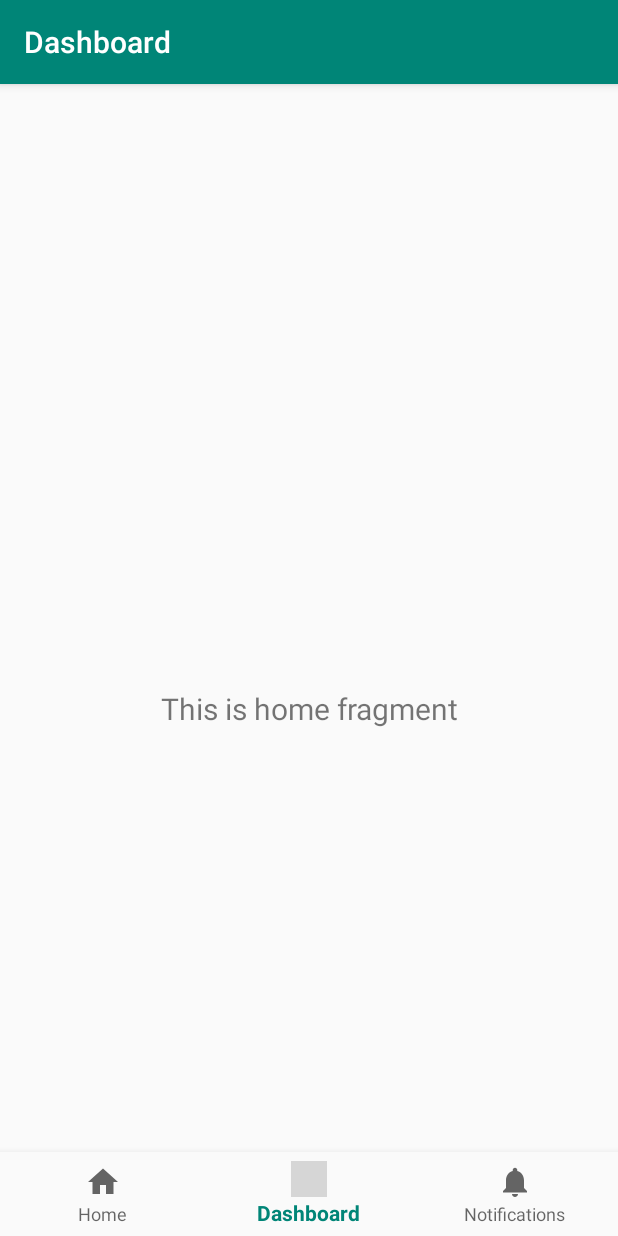
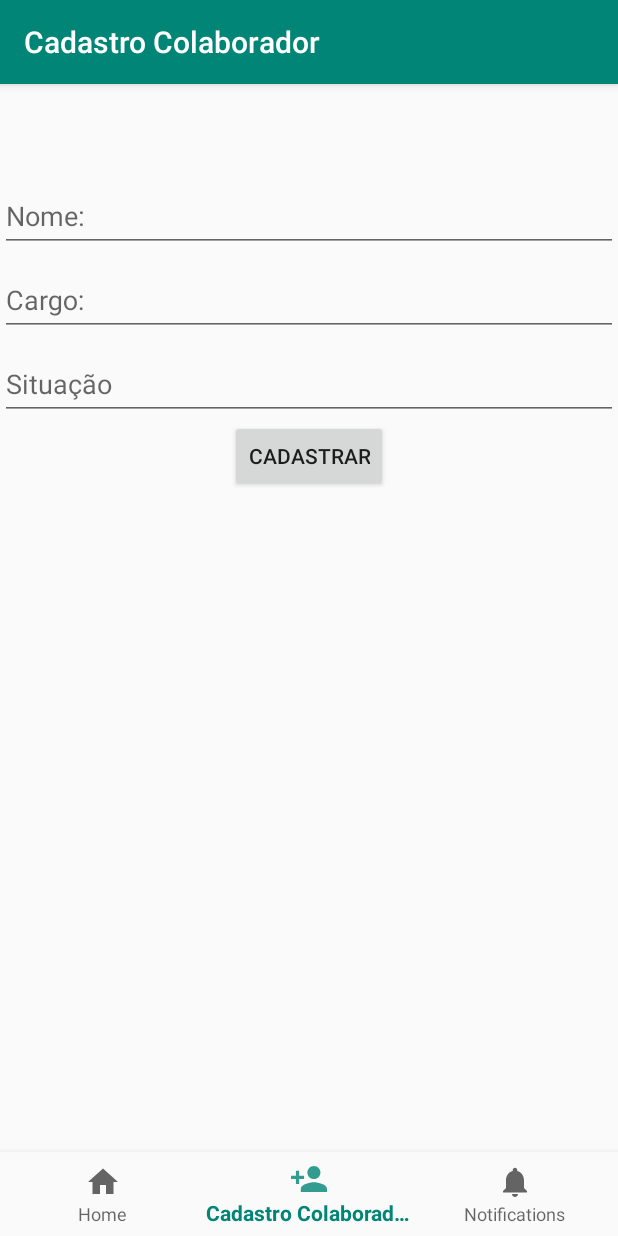
Before and after one commit to Daniel-Vitor-Alves-Freire/Aula_Configuracao_Conexao_Externa, an Android app: the MenuActivity screen opened directly, with no data from a screen before it, item 2 of the bottom bar chosen, on a phone screen of 412 x 824 dp. Run offline under Robolectric (Android 15) with nearby library versions, the phone set to English and light mode, and no system bars; our stand-ins replace navigation-ui; grey boxes are pictures that could not be loaded.

Commit message:
Alterada a tela de cadastro do Colaborador e inserção no banco de dados externo (SQL Server)

```diff
--- a/app/build.gradle
+++ b/app/build.gradle
@@ -28,6 +28,7 @@ dependencies {
     implementation 'androidx.navigation:navigation-fragment:2.2.2'
     implementation 'androidx.navigation:navigation-ui:2.2.2'
     implementation 'androidx.lifecycle:lifecycle-extensions:2.2.0'
+    implementation 'androidx.legacy:legacy-support-v4:1.0.0'
     testImplementation 'junit:junit:4.12'
     androidTestImplementation 'androidx.test.ext:junit:1.1.0'
     androidTestImplementation 'androidx.test.espresso:espresso-core:3.1.1'
--- /dev/null
+++ b/app/src/main/java/br/com/domtecpro/aula_configuracao_conexao_externa/CadastroFragment.java
@@ -0,0 +1,85 @@
+package br.com.domtecpro.aula_configuracao_conexao_externa;
+
+import androidx.appcompat.widget.AppCompatButton;
+import androidx.appcompat.widget.AppCompatEditText;
+import androidx.lifecycle.Observer;
+import androidx.lifecycle.ViewModelProvider;
+import androidx.lifecycle.ViewModelProviders;
+
+import android.app.Activity;
+import android.os.Bundle;
+
+import androidx.annotation.NonNull;
+import androidx.annotation.Nullable;
+import androidx.fragment.app.Fragment;
+
+import android.view.LayoutInflater;
+import android.view.View;
+import android.view.ViewGroup;
+import android.view.inputmethod.InputMethodManager;
+
+import com.google.android.material.snackbar.Snackbar;
+
+public class CadastroFragment extends Fragment {
+
+    private CadastroViewModel mViewModel;
+    private AppCompatEditText edtNome;
+    private AppCompatEditText edtCargo;
+    private AppCompatEditText edtSituacao;
+    private AppCompatButton botaoCadastrar;
+
+    public static CadastroFragment newInstance() {
+        return new CadastroFragment();
+    }
+
+    @Override
+    public View onCreateView(@NonNull LayoutInflater inflater, @Nullable ViewGroup container,
+                             @Nullable Bundle savedInstanceState) {
+        final View view = inflater.inflate(R.layout.cadastro_fragment, container, false);
+
+        edtNome = view.findViewById(R.id.txt_nome);
+        edtCargo = view.findViewById(R.id.txt_cargo);
+        edtSituacao = view.findViewById(R.id.txt_situacao);
+        botaoCadastrar = view.findViewById(R.id.botao_cadastro);
+
+        botaoCadastrar.setOnClickListener(new View.OnClickListener() {
+            @Override
+            public void onClick(View v) {
+                // Objeto de manipulação do teclado virtual
+                InputMethodManager imm = (InputMethodManager) getContext()
+                .getSystemService(Activity.INPUT_METHOD_SERVICE);
+
+                imm.hideSoftInputFromWindow(view.getWindowToken(), 0);
+
+                // Chamar o método de inserção
+                Colaborador colab = new Colaborador(
+                        edtNome.getText().toString(),
+                        edtCargo.getText().toString(),
+                        Integer.parseInt(edtSituacao.getText().toString())
+                );
+
+                int res = ColaboradorDao.inserirColaborador(colab, getContext());
+                if(res<=0){
+                    Snackbar.make(view, "Inserção não realizada!",
+                            Snackbar.LENGTH_LONG).show();
+                }else{
+                    Snackbar.make(view, "Colaborador Inserido com " +
+                                    "Sucesso!",
+                            Snackbar.LENGTH_LONG).show();
+                }
+            }
+        });
+
+        return view;
+    }
+
+    @Override
+    public void onActivityCreated(@Nullable Bundle savedInstanceState) {
+        super.onActivityCreated(savedInstanceState);
+        mViewModel = new ViewModelProvider(this).get(CadastroViewModel.class);
+        // TODO: Use the ViewModel
+
+
+    }
+
+}
--- /dev/null
+++ b/app/src/main/java/br/com/domtecpro/aula_configuracao_conexao_externa/CadastroViewModel.java
@@ -0,0 +1,20 @@
+package br.com.domtecpro.aula_configuracao_conexao_externa;
+
+import android.app.Application;
+
+import androidx.annotation.NonNull;
+import androidx.lifecycle.AndroidViewModel;
+import androidx.lifecycle.LiveData;
+import androidx.lifecycle.MutableLiveData;
+import androidx.lifecycle.ViewModel;
+
+public class CadastroViewModel extends AndroidViewModel {
+    // TODO: Implement the ViewModel
+
+
+    public CadastroViewModel(@NonNull Application application) {
+        super(application);
+
+    }
+
+}
--- a/app/src/main/java/br/com/domtecpro/aula_configuracao_conexao_externa/MenuActivity.java
+++ b/app/src/main/java/br/com/domtecpro/aula_configuracao_conexao_externa/MenuActivity.java
@@ -20,7 +20,7 @@ public class MenuActivity extends AppCompatActivity {
         // Passing each menu ID as a set of Ids because each
         // menu should be considered as top level destinations.
         AppBarConfiguration appBarConfiguration = new AppBarConfiguration.Builder(
-                R.id.navigation_home, R.id.navigation_dashboard, R.id.navigation_notifications)
+                R.id.navigation_home, R.id.navigation_cadastro, R.id.navigation_notifications)
                 .build();
         NavController navController = Navigation.findNavController(this, R.id.nav_host_fragment);
         NavigationUI.setupActionBarWithNavController(this, navController, appBarConfiguration);
--- /dev/null
+++ b/app/src/main/res/drawable-anydpi/ic_action_cadastro.xml
@@ -0,0 +1,16 @@
+<vector xmlns:android="http://schemas.android.com/apk/res/android"
+    android:width="24dp"
+    android:height="24dp"
+    android:viewportWidth="24"
+    android:viewportHeight="24"
+    android:tint="#0B0AFF"
+    android:alpha="0.8">
+  <group android:scaleX="1.0909091"
+      android:scaleY="1.0909091"
+      android:translateX="-1.0909091"
+      android:translateY="-1.0909091">
+    <path
+        android:fillColor="@android:color/white"
+        android:pathData="M15,12c2.21,0 4,-1.79 4,-4s-1.79,-4 -4,-4 -4,1.79 -4,4 1.79,4 4,4zM6,10L6,7L4,7v3L1,10v2h3v3h2v-3h3v-2L6,10zM15,14c-2.67,0 -8,1.34 -8,4v2h16v-2c0,-2.66 -5.33,-4 -8,-4z"/>
+  </group>
+</vector>
--- /dev/null
+++ b/app/src/main/res/layout/cadastro_fragment.xml
@@ -0,0 +1,52 @@
+<?xml version="1.0" encoding="utf-8"?>
+<FrameLayout xmlns:android="http://schemas.android.com/apk/res/android"
+    xmlns:tools="http://schemas.android.com/tools"
+    android:layout_width="match_parent"
+    android:layout_height="match_parent"
+    tools:context=".CadastroFragment">
+
+    <androidx.appcompat.widget.LinearLayoutCompat
+        android:layout_width="match_parent"
+        android:layout_height="wrap_content"
+        android:orientation="vertical">
+
+        <com.google.android.material.textfield.TextInputLayout
+            android:layout_width="match_parent"
+            android:layout_height="wrap_content">
+            <androidx.appcompat.widget.AppCompatEditText
+                android:id="@+id/txt_nome"
+                android:layout_width="match_parent"
+                android:layout_height="wrap_content"
+                android:hint="@string/nome"/>
+        </com.google.android.material.textfield.TextInputLayout>
+
+        <com.google.android.material.textfield.TextInputLayout
+            android:layout_width="match_parent"
+            android:layout_height="wrap_content">
+            <androidx.appcompat.widget.AppCompatEditText
+                android:id="@+id/txt_cargo"
+                android:layout_width="match_parent"
+                android:layout_height="wrap_content"
+                android:hint="@string/cargo"/>
+        </com.google.android.material.textfield.TextInputLayout>
+
+        <com.google.android.material.textfield.TextInputLayout
+            android:layout_width="match_parent"
+            android:layout_height="wrap_content">
+            <androidx.appcompat.widget.AppCompatEditText
+                android:id="@+id/txt_situacao"
+                android:layout_width="match_parent"
+                android:layout_height="wrap_content"
+                android:hint="@string/situa_o"/>
+        </com.google.android.material.textfield.TextInputLayout>
+
+
+    <androidx.appcompat.widget.AppCompatButton
+        android:layout_width="wrap_content"
+        android:layout_height="wrap_content"
+        android:text="Cadastrar"
+        android:layout_gravity="center"
+        android:id="@+id/botao_cadastro"/>
+
+    </androidx.appcompat.widget.LinearLayoutCompat>
+</FrameLayout>
--- a/app/src/main/res/menu/bottom_nav_menu.xml
+++ b/app/src/main/res/menu/bottom_nav_menu.xml
@@ -7,9 +7,9 @@
         android:title="@string/title_home" />
 
     <item
-        android:id="@+id/navigation_dashboard"
-        android:icon="@drawable/ic_dashboard_black_24dp"
-        android:title="@string/title_dashboard" />
+        android:id="@+id/navigation_cadastro"
+        android:icon="@drawable/ic_action_cadastro"
+        android:title="@string/label_cadastro" />
 
     <item
         android:id="@+id/navigation_notifications"
--- a/app/src/main/res/navigation/mobile_navigation.xml
+++ b/app/src/main/res/navigation/mobile_navigation.xml
@@ -22,4 +22,10 @@
         android:name="br.com.domtecpro.aula_configuracao_conexao_externa.ui.notifications.NotificationsFragment"
         android:label="@string/title_notifications"
         tools:layout="@layout/fragment_notifications" />
+
+    <fragment
+        android:id="@+id/navigation_cadastro"
+        android:name="br.com.domtecpro.aula_configuracao_conexao_externa.CadastroFragment"
+        android:label="@string/label_cadastro"
+        tools:layout="@layout/cadastro_fragment" />
 </navigation>
--- a/app/src/main/res/values/strings.xml
+++ b/app/src/main/res/values/strings.xml
@@ -4,4 +4,8 @@
     <string name="title_home">Home</string>
     <string name="title_dashboard">Dashboard</string>
     <string name="title_notifications">Notifications</string>
+    <string name="nome">Nome:</string>
+    <string name="label_cadastro">Cadastro Colaborador</string>
+    <string name="cargo">Cargo:</string>
+    <string name="situa_o">Situação</string>
 </resources>
```
Also changed, not shown: app/src/main/java/br/com/domtecpro/aula_configuracao_conexao_externa/Colaborador.java (added, +46 -0 lines), app/src/main/java/br/com/domtecpro/aula_configuracao_conexao_externa/ColaboradorDao.java (added, +28 -0 lines), app/src/main/java/br/com/domtecpro/aula_configuracao_conexao_externa/Conexao.java (+5 -2 lines), app/src/main/res/drawable-hdpi/ic_action_cadastro.png (added), app/src/main/res/drawable-mdpi/ic_action_cadastro.png (added), app/src/main/res/drawable-xhdpi/ic_action_cadastro.png (added), app/src/main/res/drawable-xxhdpi/ic_action_cadastro.png (added).
